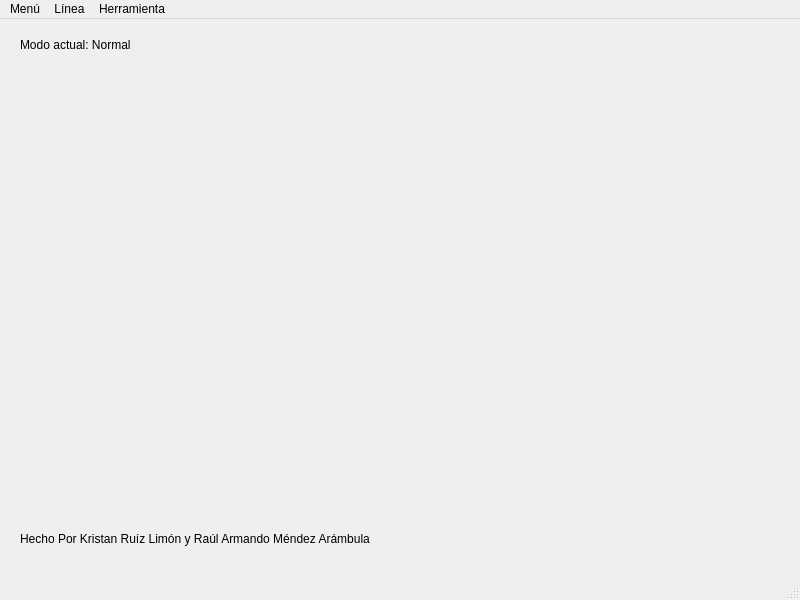
The window that mainwindow.ui (ITLP-Chronicles/TecPainter) describes before a commit, drawn with Qt 5.
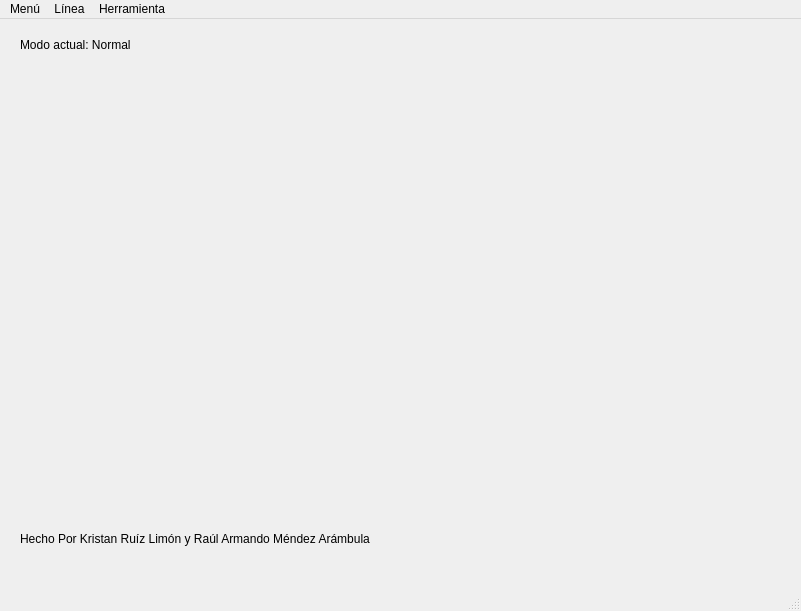
The same window after the commit. Icons and pictures are not drawn.

```diff
--- a/mainwindow.ui
+++ b/mainwindow.ui
@@ -6,8 +6,8 @@
    <rect>
     <x>0</x>
     <y>0</y>
-    <width>800</width>
-    <height>600</height>
+    <width>801</width>
+    <height>611</height>
    </rect>
   </property>
   <property name="windowTitle">
@@ -52,8 +52,8 @@
     <rect>
      <x>0</x>
      <y>0</y>
-     <width>800</width>
-     <height>17</height>
+     <width>801</width>
+     <height>25</height>
     </rect>
    </property>
    <widget class="QMenu" name="menuMen">
```
